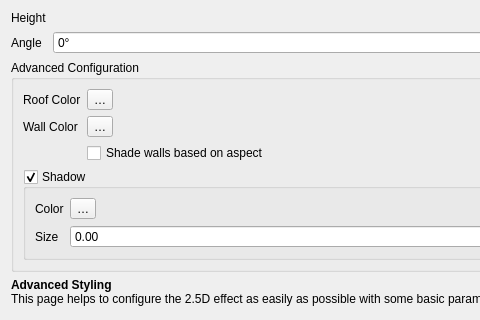
This is src/ui/symbollayer/qgs25drendererwidgetbase.ui in qgis/QGIS as Qt 5 draws it before an edit; both pictures show x 0 to 480 and y 0 to 320 of the 657 by 587 pixel window. The edited form follows.
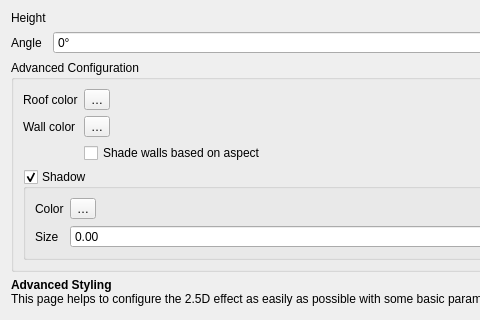
This is the edited form. Custom widgets are drawn as their Qt base class.

What changed in the file:
```diff
--- a/src/ui/symbollayer/qgs25drendererwidgetbase.ui
+++ b/src/ui/symbollayer/qgs25drendererwidgetbase.ui
@@ -37,7 +37,7 @@
       <item row="1" column="0">
        <widget class="QLabel" name="label_3">
         <property name="text">
-         <string>Roof Color</string>
+         <string>Roof color</string>
         </property>
        </widget>
       </item>
@@ -51,7 +51,7 @@
       <item row="2" column="0">
        <widget class="QLabel" name="label_4">
         <property name="text">
-         <string>Wall Color</string>
+         <string>Wall color</string>
         </property>
        </widget>
       </item>
```
Left out of the diff: 2 changed lines with no effect on the pictures.
